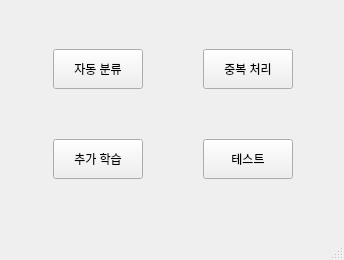
Before: the Qt Designer form Main.ui in SongHyungJin/GraduationProject, drawn with Qt 5.
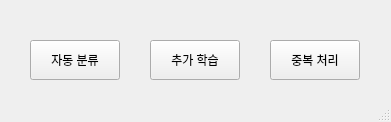
After: the same form once the commit is applied.

Patch:
```diff
--- a/Main.ui
+++ b/Main.ui
@@ -6,8 +6,8 @@
    <rect>
     <x>0</x>
     <y>0</y>
-    <width>344</width>
-    <height>260</height>
+    <width>391</width>
+    <height>122</height>
    </rect>
   </property>
   <property name="windowTitle">
@@ -17,8 +17,8 @@
    <widget class="QPushButton" name="pushButton_1">
     <property name="geometry">
      <rect>
-      <x>53</x>
-      <y>49</y>
+      <x>30</x>
+      <y>40</y>
       <width>90</width>
       <height>40</height>
      </rect>
@@ -30,8 +30,8 @@
    <widget class="QPushButton" name="pushButton_2">
     <property name="geometry">
      <rect>
-      <x>203</x>
-      <y>49</y>
+      <x>270</x>
+      <y>40</y>
       <width>90</width>
       <height>40</height>
      </rect>
@@ -43,8 +43,8 @@
    <widget class="QPushButton" name="pushButton_3">
     <property name="geometry">
      <rect>
-      <x>53</x>
-      <y>139</y>
+      <x>150</x>
+      <y>40</y>
       <width>90</width>
       <height>40</height>
      </rect>
@@ -53,19 +53,6 @@
      <string>추가 학습</string>
     </property>
    </widget>
-   <widget class="QPushButton" name="pushButton_4">
-    <property name="geometry">
-     <rect>
-      <x>203</x>
-      <y>139</y>
-      <width>90</width>
-      <height>40</height>
-     </rect>
-    </property>
-    <property name="text">
-     <string>테스트</string>
-    </property>
-   </widget>
   </widget>
   <widget class="QMenuBar" name="menubar">
    <property name="geometry">
```
Left out of the diff: 4 changed lines with no effect on the pictures.
